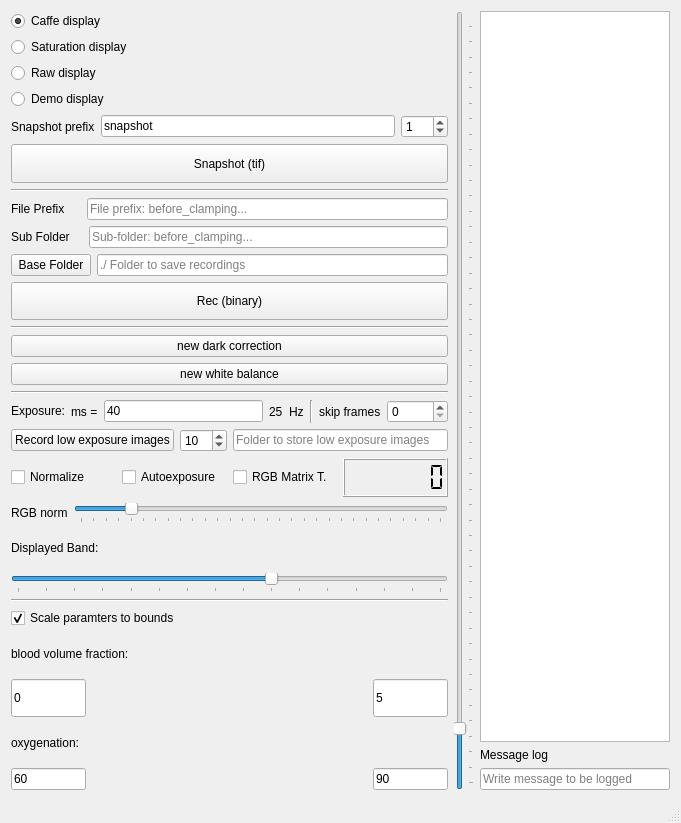
Old version of the form mainwindow.ui in the repository IMSY-DKFZ/xilens.
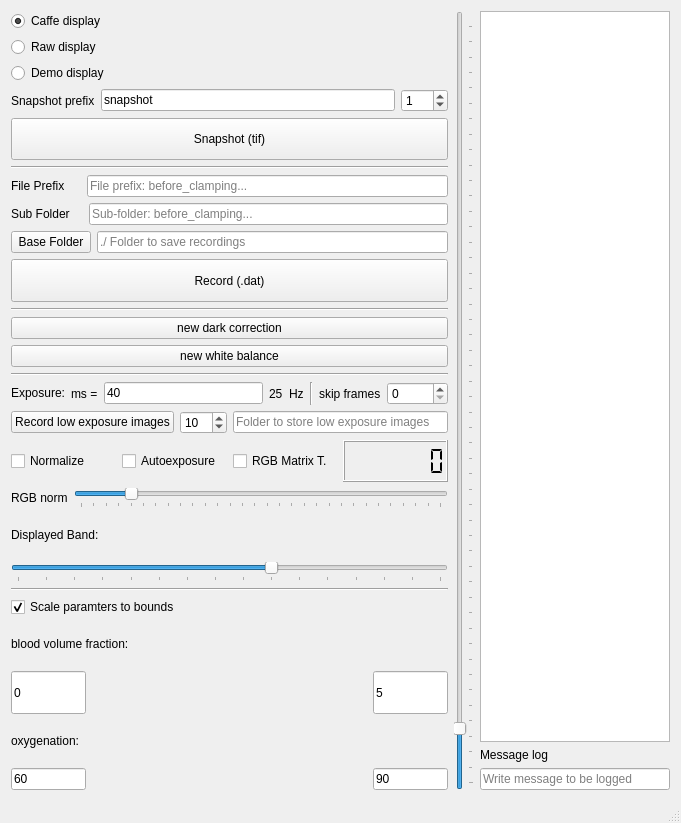
New version of the form. Icons and pictures are not drawn.

Commit message:
Update Dockerfile, .dockerignore, mainwindow.cpp, displayRaw.cpp and CMakeLists.txt
In the Dockerfile, 'git' was added as an installation requirement and 'cmake' parameters were refactored. The '.jpeq' and '.jpg' ignore files were removed from .dockerignore. The deprecated 'boost/bind.hpp' was updated into the mainwindow.cpp. In the displayRaw.cpp, the method for retrieving screen size was updated for better reliability. The minimum required version of cmake was changed to 3.5 for better compatibility in the CMakeLists.txt.

```diff
--- a/mainwindow.ui
+++ b/mainwindow.ui
@@ -42,13 +42,6 @@
           </item>
          </layout>
         </item>
-        <item>
-         <widget class="QRadioButton" name="radioButtonSaturation">
-          <property name="text">
-           <string>Saturation display</string>
-          </property>
-         </widget>
-        </item>
         <item>
          <widget class="QRadioButton" name="radioButtonRaw">
           <property name="text">
@@ -201,7 +194,7 @@
            <string notr="true"/>
           </property>
           <property name="text">
-           <string>Rec (binary)</string>
+           <string>Record (.dat)</string>
           </property>
           <property name="checkable">
            <bool>true</bool>
```
The commit also changes 5 other files.
